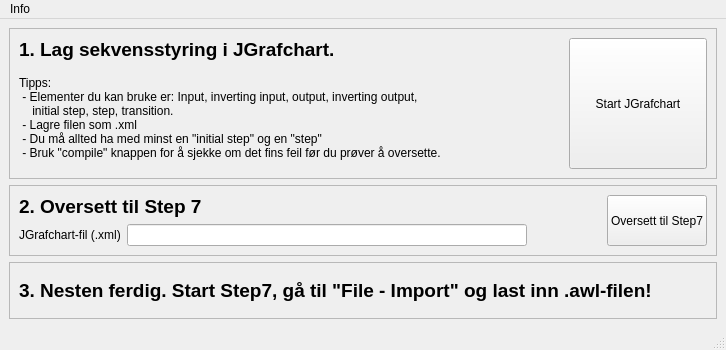
Old version of the form GUI/sekvens_gui.ui in the repository fschimpf/graf2il.
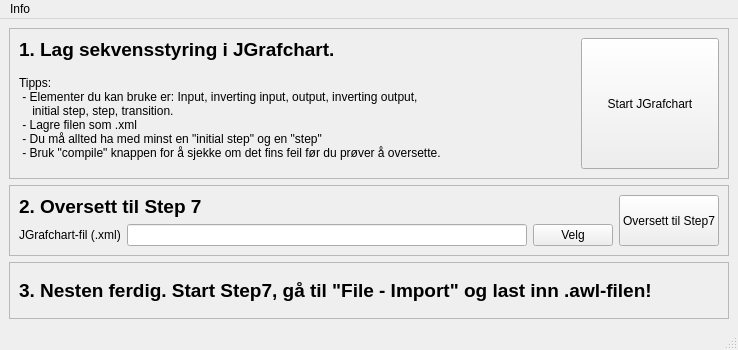
New version of the form.

Commit message: GUI erstellt. Dateidialog zum Auswählen.

Diff of the .ui file:
```diff
--- a/GUI/sekvens_gui.ui
+++ b/GUI/sekvens_gui.ui
@@ -6,7 +6,7 @@
    <rect>
     <x>0</x>
     <y>0</y>
-    <width>726</width>
+    <width>732</width>
     <height>350</height>
    </rect>
   </property>
@@ -157,6 +157,13 @@
              </property>
             </widget>
            </item>
+           <item>
+            <widget class="QPushButton" name="pushButton_3">
+             <property name="text">
+              <string>Velg</string>
+             </property>
+            </widget>
+           </item>
           </layout>
          </item>
         </layout>
@@ -236,7 +243,7 @@
     <rect>
      <x>0</x>
      <y>0</y>
-     <width>726</width>
+     <width>732</width>
      <height>25</height>
     </rect>
    </property>
```
The commit also changes 2 other files.
